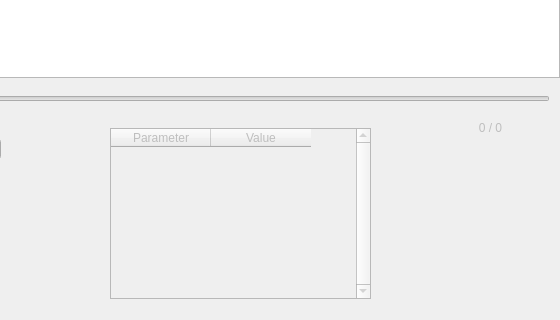
Above: Forms/designes/MainWindow.ui from sa-korobeynikov/python-science-plotter before the change; both pictures show x 420 to 980 and y 512 to 832 of the 980 by 832 pixel window. Below: the same form after it.
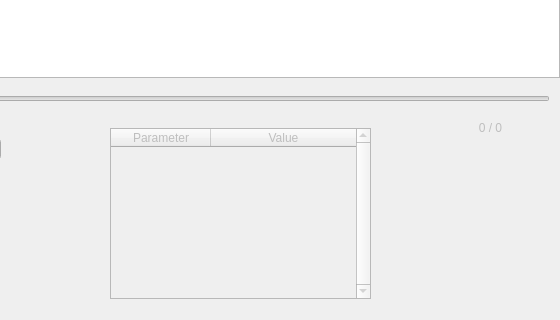
That is the form after the change. Custom widgets are drawn as their Qt base class.

The edit to the form file:
```diff
--- a/Forms/designes/MainWindow.ui
+++ b/Forms/designes/MainWindow.ui
@@ -238,6 +238,9 @@
     <property name="selectionMode">
      <enum>QAbstractItemView::NoSelection</enum>
     </property>
+    <attribute name="horizontalHeaderStretchLastSection">
+     <bool>true</bool>
+    </attribute>
     <attribute name="verticalHeaderVisible">
      <bool>false</bool>
     </attribute>
```
